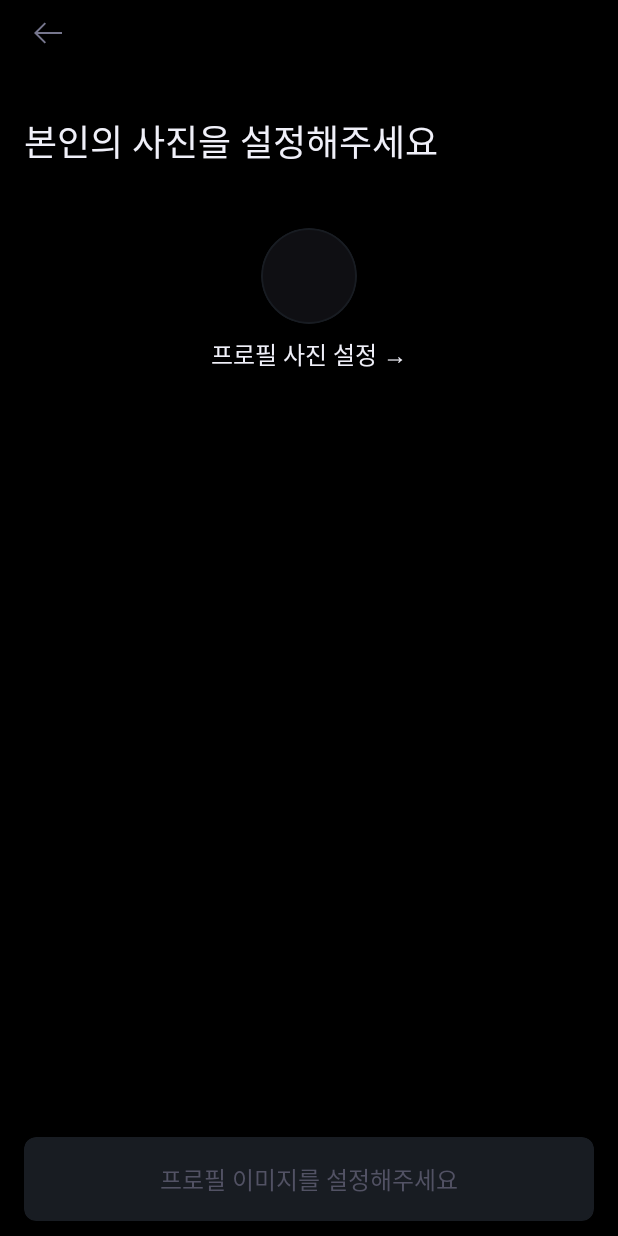
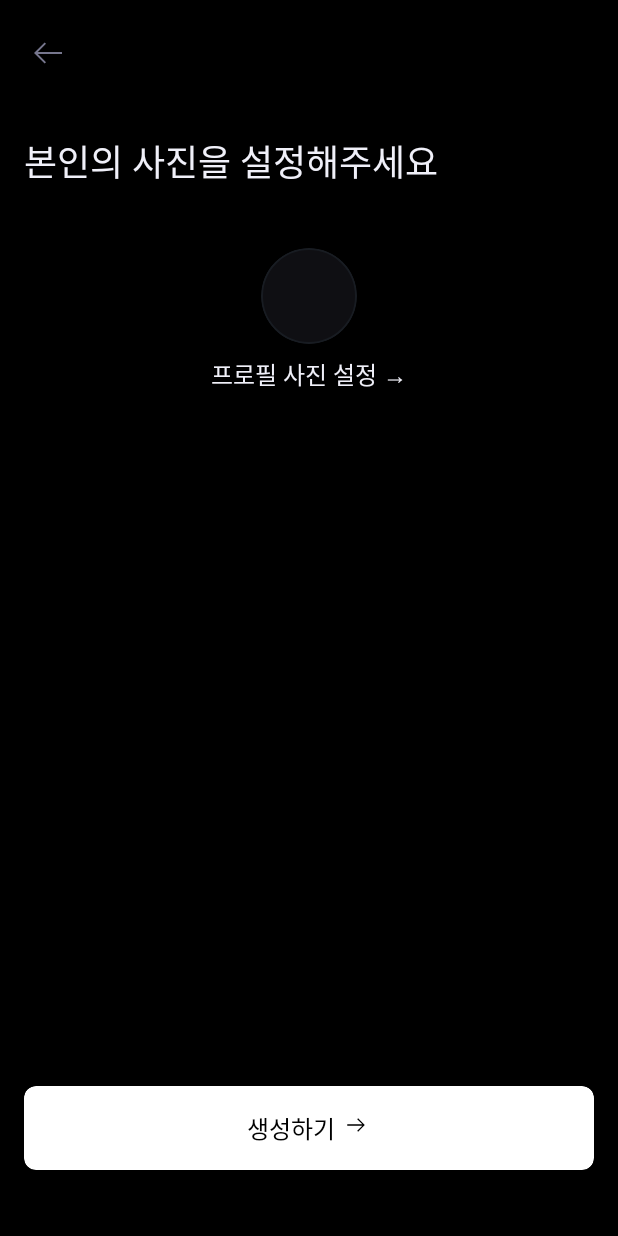
Before and after one commit to JangWoojun/ADEGO-FIREBASE, an Android app: the ProfileImageActivity screen opened directly, with no data from a screen before it, on a phone screen of 412 x 824 dp. Run offline under Robolectric (Android 15) with nearby library versions, the phone set to English and light mode, and no system bars.

Commit message:
design: 디자인 수정
오타 수정 및 필요 없어진 뷰 제거

```diff
--- a/app/src/main/res/layout/activity_login.xml
+++ b/app/src/main/res/layout/activity_login.xml
@@ -99,7 +99,7 @@
                     android:layout_height="wrap_content"
                     android:layout_marginStart="8dp"
                     android:fontFamily="@font/medium"
-                    android:text="카카오인 로그인"
+                    android:text="카카오로 로그인"
                     android:textColor="@color/black"
                     android:textSize="16sp" />
 
--- a/app/src/main/res/layout/activity_profile_image.xml
+++ b/app/src/main/res/layout/activity_profile_image.xml
@@ -8,6 +8,7 @@
     tools:context=".profile.ProfileImageActivity">
 
     <LinearLayout
+        android:layout_marginTop="13dp"
         android:id="@+id/back_button"
         android:layout_width="50dp"
         android:layout_height="50dp"
@@ -29,7 +30,7 @@
         android:layout_width="wrap_content"
         android:layout_height="wrap_content"
         android:layout_marginStart="16dp"
-        android:layout_marginTop="76dp"
+        android:layout_marginTop="89dp"
         android:fontFamily="@font/regular"
         android:text="본인의 사진을 설정해주세요"
         android:textColor="#F0F0F9"
@@ -70,14 +71,13 @@
         app:layout_constraintTop_toBottomOf="@+id/materialCardView" />
 
     <androidx.cardview.widget.CardView
-        android:visibility="gone"
         android:id="@+id/next_button"
         android:layout_width="match_parent"
         android:layout_height="56dp"
         android:layout_marginHorizontal="16dp"
         app:cardBackgroundColor="@color/white"
         app:cardCornerRadius="8dp"
-        android:layout_marginBottom="10dp"
+        android:layout_marginBottom="44dp"
         app:layout_constraintBottom_toBottomOf="parent"
         app:layout_constraintEnd_toEndOf="parent"
         app:layout_constraintStart_toStartOf="parent">
@@ -106,34 +106,4 @@
 
     </androidx.cardview.widget.CardView>
 
-    <androidx.cardview.widget.CardView
-        android:id="@+id/none_button"
-        android:layout_width="match_parent"
-        android:layout_height="56dp"
-        android:layout_marginHorizontal="16dp"
-        app:cardBackgroundColor="@color/gray30"
-        app:cardCornerRadius="8dp"
-        android:layout_marginBottom="10dp"
-        app:layout_constraintBottom_toBottomOf="parent"
-        app:layout_constraintEnd_toEndOf="parent"
-        app:layout_constraintStart_toStartOf="parent">
-
-        <LinearLayout
-            android:layout_width="wrap_content"
-            android:layout_height="wrap_content"
-            android:layout_gravity="center"
-            android:orientation="horizontal">
-
-            <TextView
-                android:fontFamily="@font/medium"
-                android:textSize="16sp"
-                android:textColor="@color/gray40"
-                android:text="프로필 이미지를 설정해주세요"
-                android:layout_width="wrap_content"
-                android:layout_height="wrap_content"/>
-
-        </LinearLayout>
-
-    </androidx.cardview.widget.CardView>
-
 </androidx.constraintlayout.widget.ConstraintLayout>
--- a/app/src/main/res/layout/activity_profile_name.xml
+++ b/app/src/main/res/layout/activity_profile_name.xml
@@ -8,6 +8,7 @@
     tools:context=".profile.ProfileNameActivity">
 
     <LinearLayout
+        android:layout_marginTop="13dp"
         android:id="@+id/back_button"
         android:layout_width="50dp"
         android:layout_height="50dp"
@@ -29,7 +30,7 @@
         android:layout_width="wrap_content"
         android:layout_height="wrap_content"
         android:layout_marginStart="16dp"
-        android:layout_marginTop="76dp"
+        android:layout_marginTop="89dp"
         android:fontFamily="@font/regular"
         android:text="본인의 이름을 정해주세요"
         android:textColor="#F0F0F9"
@@ -75,14 +76,13 @@
     </LinearLayout>
 
     <androidx.cardview.widget.CardView
-        android:visibility="gone"
         android:id="@+id/next_button"
         android:layout_width="match_parent"
         android:layout_height="56dp"
         android:layout_marginHorizontal="16dp"
         app:cardBackgroundColor="@color/white"
         app:cardCornerRadius="8dp"
-        android:layout_marginBottom="10dp"
+        android:layout_marginBottom="44dp"
         app:layout_constraintBottom_toBottomOf="parent"
         app:layout_constraintEnd_toEndOf="parent"
         app:layout_constraintStart_toStartOf="parent">
@@ -115,10 +115,11 @@
         android:id="@+id/none_button"
         android:layout_width="match_parent"
         android:layout_height="56dp"
+        android:visibility="gone"
         android:layout_marginHorizontal="16dp"
         app:cardBackgroundColor="@color/gray30"
         app:cardCornerRadius="8dp"
-        android:layout_marginBottom="10dp"
+        android:layout_marginBottom="44dp"
         app:layout_constraintBottom_toBottomOf="parent"
         app:layout_constraintEnd_toEndOf="parent"
         app:layout_constraintStart_toStartOf="parent">
```
